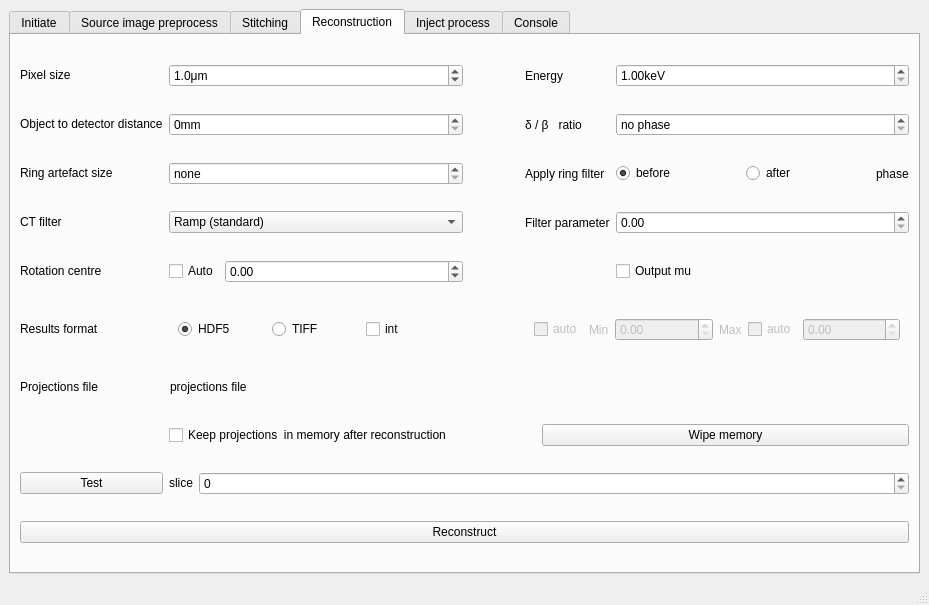
AustralianSynchrotron/imblproc, file share/imblproc/imbl-ui.ui: the form before one commit.
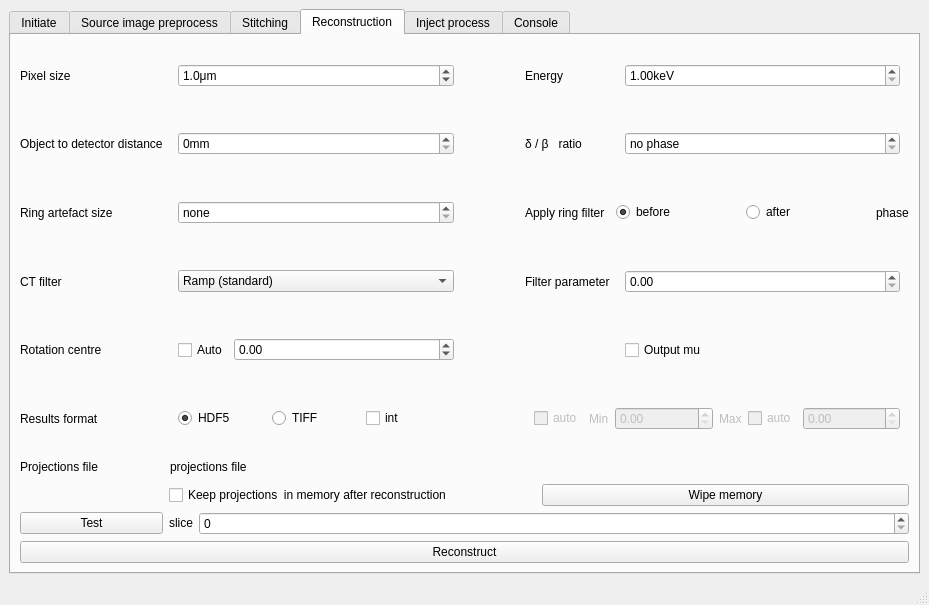
The form after the commit. Icons and pictures are not drawn.

Patch:
```diff
--- a/share/imblproc/imbl-ui.ui
+++ b/share/imblproc/imbl-ui.ui
@@ -18,7 +18,7 @@
     <normaloff>imbl-ui.png</normaloff>imbl-ui.png</iconset>
   </property>
   <widget class="QWidget" name="centralwidget">
-   <layout class="QHBoxLayout" name="horizontalLayout">
+   <layout class="QVBoxLayout" name="verticalLayout_2">
     <item>
      <widget class="QTabWidget" name="tabWidget">
       <property name="currentIndex">
@@ -1297,172 +1297,81 @@
        <attribute name="title">
         <string>Reconstruction</string>
        </attribute>
-       <layout class="QGridLayout" name="gridLayout_13">
+       <layout class="QGridLayout" name="gridLayout_13" rowstretch="0,0,0,0,0,0,0,0,0,0">
         <property name="sizeConstraint">
          <enum>QLayout::SetDefaultConstraint</enum>
         </property>
-        <item row="9" column="0">
-         <widget class="QPushButton" name="testSlice">
-          <property name="text">
-           <string>Test</string>
-          </property>
-         </widget>
-        </item>
-        <item row="1" column="1">
-         <layout class="QHBoxLayout" name="horizontalLayout_25">
-          <item>
-           <widget class="QSpinBox" name="distance">
-            <property name="suffix">
-             <string>mm</string>
-            </property>
-            <property name="maximum">
-             <number>1000000</number>
-            </property>
-            <property name="saveInConfig" stdset="0">
-             <number>0</number>
-            </property>
-           </widget>
-          </item>
-         </layout>
-        </item>
-        <item row="8" column="0">
-         <widget class="QLabel" name="label_56">
-          <property name="sizePolicy">
-           <sizepolicy hsizetype="Fixed" vsizetype="Fixed">
-            <horstretch>0</horstretch>
-            <verstretch>0</verstretch>
-           </sizepolicy>
-          </property>
-          <property name="text">
-           <string>           </string>
-          </property>
-         </widget>
-        </item>
-        <item row="3" column="4">
-         <widget class="QWidget" name="widget" native="true">
-          <layout class="QHBoxLayout" name="horizontalLayout_30">
-           <property name="leftMargin">
-            <number>0</number>
-           </property>
-           <property name="topMargin">
-            <number>0</number>
-           </property>
-           <property name="rightMargin">
-            <number>0</number>
-           </property>
-           <property name="bottomMargin">
-            <number>0</number>
-           </property>
+        <item row="3" column="1">
+         <widget class="QWidget" name="" native="true">
+          <layout class="QHBoxLayout" name="horizontalLayout_31">
            <item>
-            <layout class="QHBoxLayout" name="horizontalLayout_32">
+            <widget class="QComboBox" name="ctFilter">
+             <property name="currentIndex">
+              <number>1</number>
+             </property>
+             <property name="saveInConfig" stdset="0">
+              <number>0</number>
+             </property>
              <item>
-              <widget class="QDoubleSpinBox" name="ctFilterParam">
-               <property name="saveInConfig" stdset="0">
-                <number>0</number>
-               </property>
-              </widget>
+              <property name="text">
+               <string>NONE</string>
+              </property>
              </item>
-            </layout>
+             <item>
+              <property name="text">
+               <string>Ramp (standard)</string>
+              </property>
+             </item>
+             <item>
+              <property name="text">
+               <string>Barlett</string>
+              </property>
+             </item>
+             <item>
+              <property name="text">
+               <string>Welch</string>
+              </property>
+             </item>
+             <item>
+              <property name="text">
+               <string>Parzen</string>
+              </property>
+             </item>
+             <item>
+              <property name="text">
+               <string>Hann</string>
+              </property>
+             </item>
+             <item>
+              <property name="text">
+               <string>Hamming</string>
+              </property>
+             </item>
+             <item>
+              <property name="text">
+               <string>Blackman</string>
+              </property>
+             </item>
+             <item>
+              <property name="text">
+               <string>Lanckzos</string>
+              </property>
+             </item>
+             <item>
+              <property name="text">
+               <string>Kaiser</string>
+              </property>
+             </item>
+             <item>
+              <property name="text">
+               <string>Gauss</string>
+              </property>
+             </item>
+            </widget>
            </item>
           </layout>
          </widget>
         </item>
-        <item row="1" column="2">
-         <widget class="QLabel" name="label_48">
-          <property name="sizePolicy">
-           <sizepolicy hsizetype="Fixed" vsizetype="Preferred">
-            <horstretch>0</horstretch>
-            <verstretch>0</verstretch>
-           </sizepolicy>
-          </property>
-          <property name="text">
-           <string/>
-          </property>
-         </widget>
-        </item>
-        <item row="2" column="3">
-         <widget class="QLabel" name="ringOrderLabel">
-          <property name="text">
-           <string>Apply ring filter</string>
-          </property>
-         </widget>
-        </item>
-        <item row="1" column="0">
-         <widget class="QLabel" name="label_44">
-          <property name="sizePolicy">
-           <sizepolicy hsizetype="Fixed" vsizetype="Fixed">
-            <horstretch>0</horstretch>
-            <verstretch>0</verstretch>
-           </sizepolicy>
-          </property>
-          <property name="text">
-           <string>Object to detector distance</string>
-          </property>
-         </widget>
-        </item>
-        <item row="0" column="3">
-         <widget class="QLabel" name="label_43">
-          <property name="sizePolicy">
-           <sizepolicy hsizetype="Fixed" vsizetype="Preferred">
-            <horstretch>0</horstretch>
-            <verstretch>0</verstretch>
-           </sizepolicy>
-          </property>
-          <property name="text">
-           <string>Energy</string>
-          </property>
-         </widget>
-        </item>
-        <item row="0" column="4">
-         <layout class="QHBoxLayout" name="horizontalLayout_27">
-          <item>
-           <widget class="QDoubleSpinBox" name="energy">
-            <property name="suffix">
-             <string>keV</string>
-            </property>
-            <property name="minimum">
-             <double>1.000000000000000</double>
-            </property>
-            <property name="maximum">
-             <double>500.000000000000000</double>
-            </property>
-            <property name="value">
-             <double>1.000000000000000</double>
-            </property>
-            <property name="saveInConfig" stdset="0">
-             <number>0</number>
-            </property>
-           </widget>
-          </item>
-         </layout>
-        </item>
-        <item row="5" column="0">
-         <widget class="QLabel" name="label_52">
-          <property name="sizePolicy">
-           <sizepolicy hsizetype="Fixed" vsizetype="Fixed">
-            <horstretch>0</horstretch>
-            <verstretch>0</verstretch>
-           </sizepolicy>
-          </property>
-          <property name="text">
-           <string>Results format</string>
-          </property>
-         </widget>
-        </item>
-        <item row="2" column="1">
-         <layout class="QHBoxLayout" name="horizontalLayout_28">
-          <item>
-           <widget class="QSpinBox" name="ring">
-            <property name="specialValueText">
-             <string>none</string>
-            </property>
-            <property name="saveInConfig" stdset="0">
-             <number>0</number>
-            </property>
-           </widget>
-          </item>
-         </layout>
-        </item>
         <item row="1" column="4">
          <widget class="QWidget" name="widget" native="true">
           <layout class="QHBoxLayout" name="horizontalLayout_26">
@@ -1482,146 +1391,43 @@
             <number>0</number>
            </property>
            <item>
-            <layout class="QHBoxLayout" name="horizontalLayout_29">
-             <item>
-              <widget class="QDoubleSpinBox" name="d2b">
-               <property name="specialValueText">
-                <string>no phase</string>
-               </property>
-               <property name="decimals">
-                <number>1</number>
-               </property>
-               <property name="maximum">
-                <double>1000.000000000000000</double>
-               </property>
-               <property name="saveInConfig" stdset="0">
-                <number>0</number>
-               </property>
-              </widget>
-             </item>
-            </layout>
+            <widget class="QWidget" name="" native="true">
+             <layout class="QHBoxLayout" name="horizontalLayout_29">
+              <item>
+               <widget class="QDoubleSpinBox" name="d2b">
+                <property name="specialValueText">
+                 <string>no phase</string>
+                </property>
+                <property name="decimals">
+                 <number>1</number>
+                </property>
+                <property name="maximum">
+                 <double>1000.000000000000000</double>
+                </property>
+                <property name="saveInConfig" stdset="0">
+                 <number>0</number>
+                </property>
+               </widget>
+              </item>
+             </layout>
+            </widget>
            </item>
           </layout>
          </widget>
         </item>
-        <item row="4" column="1">
-         <layout class="QHBoxLayout" name="horizontalLayout_13">
-          <property name="sizeConstraint">
-           <enum>QLayout::SetNoConstraint</enum>
-          </property>
-          <item>
-           <widget class="QCheckBox" name="autocor">
-            <property name="sizePolicy">
-             <sizepolicy hsizetype="Fixed" vsizetype="Fixed">
-              <horstretch>0</horstretch>
-              <verstretch>0</verstretch>
-             </sizepolicy>
-            </property>
-            <property name="text">
-             <string>Auto</string>
-            </property>
-            <property name="saveInConfig" stdset="0">
-             <number>0</number>
-            </property>
-           </widget>
-          </item>
-          <item>
-           <widget class="QDoubleSpinBox" name="cor">
-            <property name="minimum">
-             <double>-10000.000000000000000</double>
-            </property>
-            <property name="maximum">
-             <double>10000.000000000000000</double>
-            </property>
-            <property name="saveInConfig" stdset="0">
-             <number>0</number>
-            </property>
-           </widget>
-          </item>
-         </layout>
-        </item>
-        <item row="0" column="0">
-         <widget class="QLabel" name="label_42">
+        <item row="0" column="3">
+         <widget class="QLabel" name="label_43">
           <property name="sizePolicy">
-           <sizepolicy hsizetype="Fixed" vsizetype="Fixed">
+           <sizepolicy hsizetype="Fixed" vsizetype="Preferred">
             <horstretch>0</horstretch>
             <verstretch>0</verstretch>
            </sizepolicy>
           </property>
           <property name="text">
-           <string>Pixel size</string>
+           <string>Energy</string>
           </property>
          </widget>
         </item>
-        <item row="3" column="1">
-         <layout class="QHBoxLayout" name="horizontalLayout_31">
-          <item>
-           <widget class="QComboBox" name="ctFilter">
-            <property name="currentIndex">
-             <number>1</number>
-            </property>
-            <property name="saveInConfig" stdset="0">
-             <number>0</number>
-            </property>
-            <item>
-             <property name="text">
-              <string>NONE</string>
-             </property>
-            </item>
-            <item>
-             <property name="text">
-              <string>Ramp (standard)</string>
-             </property>
-            </item>
-            <item>
-             <property name="text">
-              <string>Barlett</string>
-             </property>
-            </item>
-            <item>
-             <property name="text">
-              <string>Welch</string>
-             </property>
-            </item>
-            <item>
-             <property name="text">
-              <string>Parzen</string>
-             </property>
-            </item>
-            <item>
-             <property name="text">
-              <string>Hann</string>
-             </property>
-            </item>
-            <item>
-             <property name="text">
-              <string>Hamming</string>
-             </property>
-            </item>
-            <item>
-             <property name="text">
-              <string>Blackman</string>
-             </property>
-            </item>
-            <item>
-             <property name="text">
-              <string>Lanckzos</string>
-             </property>
-            </item>
-            <item>
-             <property name="text">
-              <string>Kaiser</string>
-             </property>
-            </item>
-            <item>
-             <property name="text">
-              <string>Gauss</string>
-             </property>
-            </item>
-           </widget>
-          </item>
-         </layout>
-        </item>
         <item row="3" column="3">
          <widget class="QLabel" name="filterParamLabel">
           <property name="text">
@@ -1629,26 +1435,78 @@
           </property>
          </widget>
         </item>
-        <item row="1" column="3">
-         <widget class="QLabel" name="d2bLabel">
-          <property name="text">
-           <string>δ / β   ratio</string>
-          </property>
-         </widget>
-        </item>
-        <item row="2" column="0">
-         <widget class="QLabel" name="label_41">
+        <item row="1" column="2">
+         <widget class="QLabel" name="label_48">
           <property name="sizePolicy">
-           <sizepolicy hsizetype="Fixed" vsizetype="Fixed">
+           <sizepolicy hsizetype="Fixed" vsizetype="Preferred">
             <horstretch>0</horstretch>
             <verstretch>0</verstretch>
            </sizepolicy>
           </property>
           <property name="text">
-           <string>Ring artefact size</string>
+           <string/>
           </property>
          </widget>
         </item>
+        <item row="2" column="1">
+         <widget class="QWidget" name="" native="true">
+          <layout class="QHBoxLayout" name="horizontalLayout_28">
+           <item>
+            <widget class="QSpinBox" name="ring">
+             <property name="specialValueText">
+              <string>none</string>
+             </property>
+             <property name="saveInConfig" stdset="0">
+              <number>0</number>
+             </property>
+            </widget>
+           </item>
+          </layout>
+         </widget>
+        </item>
+        <item row="2" column="3">
+         <widget class="QLabel" name="ringOrderLabel">
+          <property name="text">
+           <string>Apply ring filter</string>
+          </property>
+         </widget>
+        </item>
+        <item row="6" column="1" colspan="4">
+         <layout class="QHBoxLayout" name="horizontalLayout_34" stretch="1,0">
+          <item>
+           <widget class="QPushButton" name="prFile">
+            <property name="toolTip">
+             <string>click me to copy full path to clipboard</string>
+            </property>
+            <property name="styleSheet">
+             <string notr="true">text-align: left;</string>
+            </property>
+            <property name="text">
+             <string>projections file</string>
+            </property>
+            <property name="flat">
+             <bool>true</bool>
+            </property>
+           </widget>
+          </item>
+          <item>
+           <widget class="QLabel" name="prShape">
+            <property name="sizePolicy">
+             <sizepolicy hsizetype="Preferred" vsizetype="Fixed">
+              <horstretch>0</horstretch>
+              <verstretch>0</verstretch>
+             </sizepolicy>
+            </property>
+            <property name="text">
+             <string/>
+            </property>
+            <property name="alignment">
+             <set>Qt::AlignRight|Qt::AlignTrailing|Qt::AlignVCenter</set>
+            </property>
+           </widget>
+          </item>
+         </layout>
+        </item>
         <item row="2" column="4">
          <widget class="QWidget" name="ringOrder" native="true">
           <layout class="QHBoxLayout" name="horizontalLayout_18">
@@ -1703,24 +1561,173 @@
           </layout>
          </widget>
         </item>
-        <item row="0" column="1">
-         <layout class="QHBoxLayout" name="horizontalLayout_23">
+        <item row="9" column="0" colspan="5">
+         <widget class="QPushButton" name="reconstruct">
+          <property name="text">
+           <string>Reconstruct</string>
+          </property>
+         </widget>
+        </item>
+        <item row="1" column="0">
+         <widget class="QLabel" name="label_44">
+          <property name="sizePolicy">
+           <sizepolicy hsizetype="Fixed" vsizetype="Preferred">
+            <horstretch>0</horstretch>
+            <verstretch>0</verstretch>
+           </sizepolicy>
+          </property>
+          <property name="text">
+           <string>Object to detector distance</string>
+          </property>
+         </widget>
+        </item>
+        <item row="7" column="1" colspan="4">
+         <layout class="QHBoxLayout" name="horizontalLayout_35">
           <item>
-           <widget class="QDoubleSpinBox" name="pixelSize">
-            <property name="suffix">
-             <string>μm</string>
+           <widget class="QCheckBox" name="keepInMem">
+            <property name="text">
+             <string>Keep projections  in memory after reconstruction</string>
             </property>
-            <property name="decimals">
-             <number>1</number>
+            <property name="saveInConfig" stdset="0">
+             <number>0</number>
             </property>
-            <property name="minimum">
-             <double>0.100000000000000</double>
+           </widget>
+          </item>
+          <item>
+           <widget class="QPushButton" name="wipe">
+            <property name="text">
+             <string>Wipe memory</string>
             </property>
+           </widget>
+          </item>
+         </layout>
+        </item>
+        <item row="7" column="0">
+         <widget class="QLabel" name="label_56">
+          <property name="sizePolicy">
+           <sizepolicy hsizetype="Fixed" vsizetype="Preferred">
+            <horstretch>0</horstretch>
+            <verstretch>0</verstretch>
+           </sizepolicy>
+          </property>
+          <property name="text">
+           <string>           </string>
+          </property>
+         </widget>
+        </item>
+        <item row="5" column="0">
+         <widget class="QLabel" name="label_52">
+          <property name="sizePolicy">
+           <sizepolicy hsizetype="Fixed" vsizetype="Preferred">
+            <horstretch>0</horstretch>
+            <verstretch>0</verstretch>
+           </sizepolicy>
+          </property>
+          <property name="text">
+           <string>Results format</string>
+          </property>
+         </widget>
+        </item>
+        <item row="5" column="3" colspan="2">
+         <widget class="QWidget" name="mmWdg" native="true">
+          <property name="enabled">
+           <bool>false</bool>
+          </property>
+          <layout class="QHBoxLayout" name="_2">
+           <item>
+            <widget class="QCheckBox" name="autoMin">
+             <property name="sizePolicy">
+              <sizepolicy hsizetype="Fixed" vsizetype="Fixed">
+               <horstretch>0</horstretch>
+               <verstretch>0</verstretch>
+              </sizepolicy>
+             </property>
+             <property name="text">
+              <string>auto</string>
+             </property>
+             <property name="saveInConfig" stdset="0">
+              <number>0</number>
+             </property>
+            </widget>
+           </item>
+           <item>
+            <widget class="QLabel" name="label_54">
+             <property name="sizePolicy">
+              <sizepolicy hsizetype="Fixed" vsizetype="Preferred">
+               <horstretch>0</horstretch>
+               <verstretch>0</verstretch>
+              </sizepolicy>
+             </property>
+             <property name="text">
+              <string>Min</string>
+             </property>
+            </widget>
+           </item>
+           <item>
+            <widget class="QDoubleSpinBox" name="min">
+             <property name="saveInConfig" stdset="0">
+              <number>0</number>
+             </property>
+            </widget>
+           </item>
+           <item>
+            <widget class="QLabel" name="label_55">
+             <property name="sizePolicy">
+              <sizepolicy hsizetype="Fixed" vsizetype="Preferred">
+               <horstretch>0</horstretch>
+               <verstretch>0</verstretch>
+              </sizepolicy>
+             </property>
+             <property name="text">
+              <string>Max</string>
+             </property>
+            </widget>
+           </item>
+           <item>
+            <widget class="QCheckBox" name="autoMax">
+             <property name="sizePolicy">
+              <sizepolicy hsizetype="Fixed" vsizetype="Fixed">
+               <horstretch>0</horstretch>
+               <verstretch>0</verstretch>
+              </sizepolicy>
+             </property>
+             <property name="text">
+              <string>auto</string>
+             </property>
+             <property name="saveInConfig" stdset="0">
+              <number>0</number>
+             </property>
+            </widget>
+           </item>
+           <item>
+            <widget class="QDoubleSpinBox" name="max">
+             <property name="saveInConfig" stdset="0">
+              <number>0</number>
+             </property>
+            </widget>
+           </item>
+          </layout>
+         </widget>
+        </item>
+        <item row="8" column="1" colspan="4">
+         <layout class="QHBoxLayout" name="horizontalLayout_36">
+          <item>
+           <widget class="QLabel" name="label_28">
+            <property name="sizePolicy">
+             <sizepolicy hsizetype="Fixed" vsizetype="Fixed">
+              <horstretch>0</horstretch>
+              <verstretch>0</verstretch>
+             </sizepolicy>
+            </property>
+            <property name="text">
+             <string>slice</string>
+            </property>
+           </widget>
+          </item>
+          <item>
+           <widget class="QSpinBox" name="testSliceNum">
             <property name="maximum">
-             <double>10000.000000000000000</double>
-            </property>
-            <property name="value">
-             <double>1.000000000000000</double>
+             <number>999999999</number>
             </property>
             <property name="saveInConfig" stdset="0">
              <number>0</number>
@@ -1732,7 +1739,7 @@
         <item row="4" column="0">
          <widget class="QLabel" name="label_47">
           <property name="sizePolicy">
-           <sizepolicy hsizetype="Fixed" vsizetype="Fixed">
+           <sizepolicy hsizetype="Fixed" vsizetype="Preferred">
             <horstretch>0</horstretch>
             <verstretch>0</verstretch>
            </sizepolicy>
@@ -1742,6 +1749,38 @@
           </property>
          </widget>
         </item>
+        <item row="1" column="1">
+         <widget class="QWidget" name="" native="true">
+          <layout class="QHBoxLayout" name="horizontalLayout_25">
+           <item>
+            <widget class="QSpinBox" name="distance">
+             <property name="suffix">
+              <string>mm</string>
+             </property>
+             <property name="maximum">
+              <number>1000000</number>
+             </property>
+             <property name="saveInConfig" stdset="0">
+              <number>0</number>
+             </property>
+            </widget>
+           </item>
+          </layout>
+         </widget>
+        </item>
+        <item row="2" column="0">
+         <widget class="QLabel" name="label_41">
+          <property name="sizePolicy">
+           <sizepolicy hsizetype="Fixed" vsizetype="Preferred">
+            <horstretch>0</horstretch>
+            <verstretch>0</verstretch>
+           </sizepolicy>
+          </property>
+          <property name="text">
+           <string>Ring artefact size</string>
+          </property>
+         </widget>
+        </item>
         <item row="0" column="2">
          <spacer name="horizontalSpacer">
           <property name="orientation">
@@ -1758,23 +1797,23 @@
           </property>
          </spacer>
         </item>
-        <item row="7" column="0">
-         <widget class="QLabel" name="label_34">
+        <item row="0" column="0">
+         <widget class="QLabel" name="label_42">
           <property name="sizePolicy">
-           <sizepolicy hsizetype="Fixed" vsizetype="Fixed">
+           <sizepolicy hsizetype="Fixed" vsizetype="Preferred">
             <horstretch>0</horstretch>
             <verstretch>0</verstretch>
            </sizepolicy>
           </property>
           <property name="text">
-           <string>Projections file</string>
+           <string>Pixel size</string>
           </property>
          </widget>
         </item>
         <item row="3" column="0">
          <widget class="QLabel" name="label_46">
           <property name="sizePolicy">
-           <sizepolicy hsizetype="Fixed" vsizetype="Fixed">
+           <sizepolicy hsizetype="Fixed" vsizetype="Preferred">
             <horstretch>0</horstretch>
             <verstretch>0</verstretch>
            </sizepolicy>
@@ -1784,100 +1823,6 @@
           </property>
          </widget>
         </item>
-        <item row="10" column="0" colspan="5">
-         <widget class="QPushButton" name="reconstruct">
-          <property name="text">
-           <string>Reconstruct</string>
-          </property>
-         </widget>
-        </item>
-        <item row="5" column="3" colspan="2">
-         <widget class="QWidget" name="mmWdg" native="true">
-          <property name="enabled">
-           <bool>false</bool>
-          </property>
-          <property name="sizePolicy">
-           <sizepolicy hsizetype="Preferred" vsizetype="Fixed">
-            <horstretch>0</horstretch>
-            <verstretch>0</verstretch>
-           </sizepolicy>
-          </property>
-          <layout class="QHBoxLayout" name="_2">
-           <item>
-            <widget class="QCheckBox" name="autoMin">
-             <property name="sizePolicy">
-              <sizepolicy hsizetype="Fixed" vsizetype="Fixed">
-               <horstretch>0</horstretch>
-               <verstretch>0</verstretch>
-              </sizepolicy>
-             </property>
-             <property name="text">
-              <string>auto</string>
-             </property>
-             <property name="saveInConfig" stdset="0">
-              <number>0</number>
-             </property>
-            </widget>
-           </item>
-           <item>
-            <widget class="QLabel" name="label_54">
-             <property name="sizePolicy">
-              <sizepolicy hsizetype="Fixed" vsizetype="Preferred">
-               <horstretch>0</horstretch>
-               <verstretch>0</verstretch>
-              </sizepolicy>
-             </property>
-             <property name="text">
-              <string>Min</string>
-             </property>
-            </widget>
-           </item>
-           <item>
-            <widget class="QDoubleSpinBox" name="min">
-             <property name="saveInConfig" stdset="0">
-              <number>0</number>
-             </property>
-            </widget>
-           </item>
-           <item>
-            <widget class="QLabel" name="label_55">
-             <property name="sizePolicy">
-              <sizepolicy hsizetype="Fixed" vsizetype="Preferred">
-               <horstretch>0</horstretch>
-               <verstretch>0</verstretch>
-              </sizepolicy>
-             </property>
-             <property name="text">
-              <string>Max</string>
-             </property>
-            </widget>
-           </item>
-           <item>
-            <widget class="QCheckBox" name="autoMax">
-             <property name="sizePolicy">
-              <sizepolicy hsizetype="Fixed" vsizetype="Fixed">
-               <horstretch>0</horstretch>
-               <verstretch>0</verstretch>
-              </sizepolicy>
-             </property>
-             <property name="text">
-              <string>auto</string>
-             </property>
-             <property name="saveInConfig" stdset="0">
-              <number>0</number>
-             </property>
-            </widget>
-           </item>
-           <item>
-            <widget class="QDoubleSpinBox" name="max">
-             <property name="saveInConfig" stdset="0">
-              <number>0</number>
-             </property>
-            </widget>
-           </item>
-          </layout>
-         </widget>
-        </item>
         <item row="5" column="1">
          <widget class="QWidget" name="widget" native="true">
           <layout class="QHBoxLayout" name="horizontalLayout_20">
@@ -1935,97 +1880,170 @@
           </layout>
          </widget>
         </item>
+        <item row="0" column="4">
+         <widget class="QWidget" name="" native="true">
+          <layout class="QHBoxLayout" name="horizontalLayout_27">
+           <item>
+            <widget class="QDoubleSpinBox" name="energy">
+             <property name="suffix">
+              <string>keV</string>
+             </property>
+             <property name="minimum">
+              <double>1.000000000000000</double>
+             </property>
+             <property name="maximum">
+              <double>500.000000000000000</double>
+             </property>
+             <property name="value">
+              <double>1.000000000000000</double>
+             </property>
+             <property name="saveInConfig" stdset="0">
+              <number>0</number>
+             </property>
+            </widget>
+           </item>
+          </layout>
+         </widget>
+        </item>
+        <item row="3" column="4">
+         <widget class="QWidget" name="widget" native="true">
+          <layout class="QHBoxLayout" name="horizontalLayout_30">
+           <property name="leftMargin">
+            <number>0</number>
+           </property>
+           <property name="topMargin">
+            <number>0</number>
+           </property>
+           <property name="rightMargin">
+            <number>0</number>
+           </property>
+           <property name="bottomMargin">
+            <number>0</number>
+           </property>
+           <item>
+            <widget class="QWidget" name="" native="true">
+             <layout class="QHBoxLayout" name="horizontalLayout_32">
+              <item>
+               <widget class="QDoubleSpinBox" name="ctFilterParam">
+                <property name="saveInConfig" stdset="0">
+                 <number>0</number>
+                </property>
+               </widget>
+              </item>
+             </layout>
+            </widget>
+           </item>
+          </layout>
+         </widget>
+        </item>
+        <item row="4" column="1">
+         <widget class="QWidget" name="" native="true">
+          <layout class="QHBoxLayout" name="horizontalLayout_13">
+           <property name="sizeConstraint">
+            <enum>QLayout::SetNoConstraint</enum>
+           </property>
+           <item>
+            <widget class="QCheckBox" name="autocor">
+             <property name="sizePolicy">
+              <sizepolicy hsizetype="Fixed" vsizetype="Fixed">
+               <horstretch>0</horstretch>
+               <verstretch>0</verstretch>
+              </sizepolicy>
+             </property>
+             <property name="text">
+              <string>Auto</string>
+             </property>
+             <property name="saveInConfig" stdset="0">
+              <number>0</number>
+             </property>
+            </widget>
+           </item>
+           <item>
+            <widget class="QDoubleSpinBox" name="cor">
+             <property name="minimum">
+              <double>-10000.000000000000000</double>
+             </property>
+             <property name="maximum">
+              <double>10000.000000000000000</double>
+             </property>
+             <property name="saveInConfig" stdset="0">
+              <number>0</number>
+             </property>
+            </widget>
+           </item>
+          </layout>
+         </widget>
+        </item>
+        <item row="6" column="0">
+         <widget class="QLabel" name="label_34">
+          <property name="sizePolicy">
+           <sizepolicy hsizetype="Fixed" vsizetype="Preferred">
+            <horstretch>0</horstretch>
+            <verstretch>0</verstretch>
+           </sizepolicy>
+          </property>
+          <property name="text">
+           <string>Projections file</string>
+          </property>
+         </widget>
+        </item>
         <item row="4" column="4">
-         <layout class="QHBoxLayout" name="horizontalLayout_33">
-          <item>
-           <widget class="QCheckBox" name="outMu">
-            <property name="text">
-             <string>Output mu</string>
-            </property>
-            <property name="saveInConfig" stdset="0">
-             <number>0</number>
-            </property>
-           </widget>
-          </item>
-         </layout>
+         <widget class="QWidget" name="" native="true">
+          <layout class="QHBoxLayout" name="horizontalLayout_33">
+           <item>
+            <widget class="QCheckBox" name="outMu">
+             <property name="text">
+              <string>Output mu</string>
+             </property>
+             <property name="saveInConfig" stdset="0">
+              <number>0</number>
+             </property>
+            </widget>
+           </item>
+          </layout>
+         </widget>
         </item>
-        <item row="9" column="1" colspan="4">
-         <layout class="QHBoxLayout" name="horizontalLayout_36">
-          <item>
-           <widget class="QLabel" name="label_28">
-            <property name="sizePolicy">
-             <sizepolicy hsizetype="Fixed" vsizetype="Fixed">
-              <horstretch>0</horstretch>
-              <verstretch>0</verstretch>
-             </sizepolicy>
-            </property>
-            <property name="text">
-             <string>slice</string>
-            </property>
-           </widget>
-          </item>
-          <item>
-           <widget class="QSpinBox" name="testSliceNum">
-            <property name="maximum">
-             <number>999999999</number>
-            </property>
-            <property name="saveInConfig" stdset="0">
-             <number>0</number>
-            </property>
-           </widget>
-          </item>
-         </layout>
+        <item row="0" column="1">
+         <widget class="QWidget" name="" native="true">
+          <layout class="QHBoxLayout" name="horizontalLayout_23">
+           <item>
+            <widget class="QDoubleSpinBox" name="pixelSize">
+             <property name="suffix">
+              <string>μm</string>
+             </property>
+             <property name="decimals">
+              <number>1</number>
+             </property>
+             <property name="minimum">
+              <double>0.100000000000000</double>
+             </property>
+             <property name="maximum">
+              <double>10000.000000000000000</double>
+             </property>
+             <property name="value">
+              <double>1.000000000000000</double>
+             </property>
+             <property name="saveInConfig" stdset="0">
+              <number>0</number>
+             </property>
+            </widget>
+           </item>
+          </layout>
+         </widget>
         </item>
-        <item row="8" column="1" colspan="4">
-         <layout class="QHBoxLayout" name="horizontalLayout_35">
-          <item>
-           <widget class="QCheckBox" name="keepInMem">
-            <property name="text">
-             <string>Keep projections  in memory after reconstruction</string>
-            </property>
-            <property name="saveInConfig" stdset="0">
-             <number>0</number>
-            </property>
-           </widget>
-          </item>
-          <item>
-           <widget class="QPushButton" name="wipe">
-            <property name="text">
-             <string>Wipe memory</string>
-            </property>
-           </widget>
-          </item>
-         </layout>
+        <item row="1" column="3">
+         <widget class="QLabel" name="d2bLabel">
+          <property name="text">
+           <string>δ / β   ratio</string>
+          </property>
+         </widget>
         </item>
-        <item row="7" column="1" colspan="4">
-         <layout class="QHBoxLayout" name="horizontalLayout_34" stretch="0,0">
-          <item>
-           <widget class="QPushButton" name="prFile">
-            <property name="toolTip">
-             <string>click me to copy full path to clipboard</string>
-            </property>
-            <property name="styleSheet">
-             <string notr="true">text-align: left;</string>
-            </property>
-            <property name="text">
-             <string>projections file</string>
-            </property>
-            <property name="flat">
-             <bool>true</bool>
-            </property>
-           </widget>
-          </item>
-          <item>
-           <widget class="QLabel" name="prShape">
-            <property name="text">
-             <string/>
-            </property>
-            <property name="alignment">
-             <set>Qt::AlignRight|Qt::AlignTrailing|Qt::AlignVCenter</set>
-            </property>
-           </widget>
-          </item>
-         </layout>
+        <item row="8" column="0">
+         <widget class="QPushButton" name="testSlice">
+          <property name="text">
+           <string>Test</string>
+          </property>
+         </widget>
         </item>
        </layout>
       </widget>
```
Left out of the diff: 19 changed lines with no effect on the pictures.
